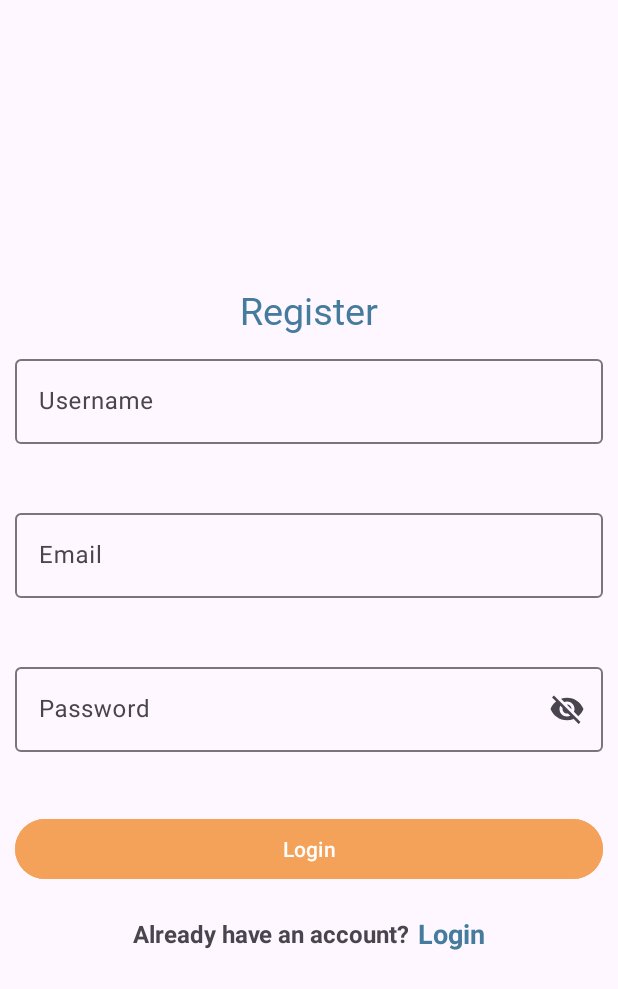
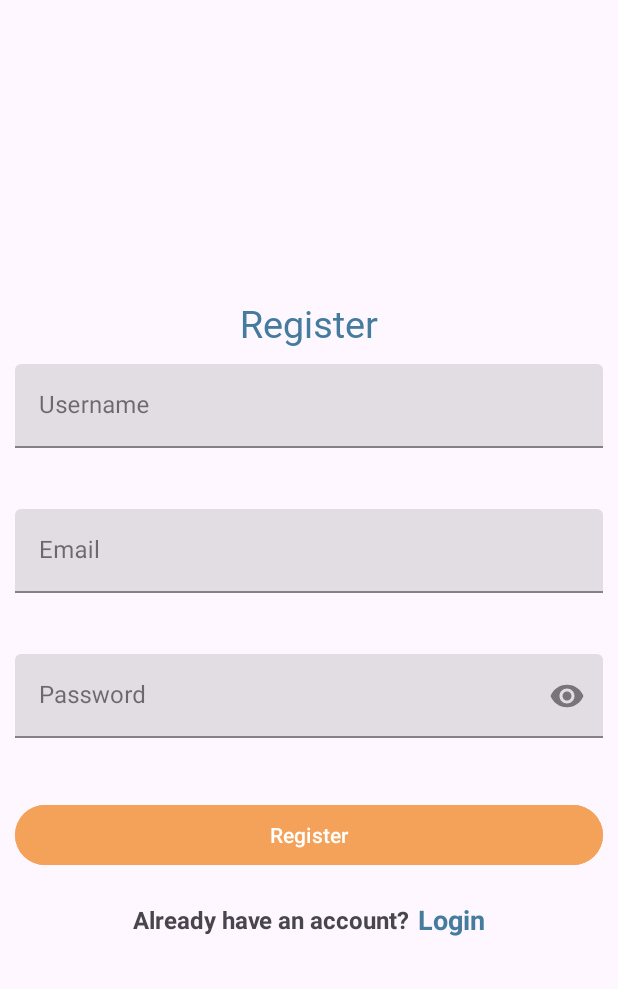
Before and after one commit to irfan2901/KeyVault, an Android app: the RegisterFragment screen opened through its navigation route, on a phone screen of 412 x 824 dp. Shown: the top 989 px of the screen. Run offline under Robolectric (Android 15) with nearby library versions, the phone set to English and light mode, and no system bars.

Commit message:
Fixed minor things

```diff
--- a/app/build.gradle.kts
+++ b/app/build.gradle.kts
@@ -66,4 +66,6 @@ dependencies {
     implementation(libs.androidx.biometric.ktx)
     implementation(libs.androidx.activity.ktx)
     implementation(libs.androidx.core.splashscreen)
+    implementation(libs.androidx.swiperefreshlayout)
+    implementation(libs.androidx.datastore.preferences)
 }
--- a/app/src/main/java/com/keyvault/keyvault/adapters/CategoryAdapter.kt
+++ b/app/src/main/java/com/keyvault/keyvault/adapters/CategoryAdapter.kt
@@ -21,9 +21,10 @@ class CategoryAdapter(private val onCategoryItemClicked: (CategoryModel) -> Unit
             binding.categoryName.text = categoryModel.categoryName
 
             when (categoryModel.categoryName) {
+                "All" -> binding.headerImage.setImageResource(R.drawable.all)
                 "Social Media" -> binding.headerImage.setImageResource(R.drawable.social_media)
                 "Entertainment" -> binding.headerImage.setImageResource(R.drawable.entertainment)
-                "E-Commerce" -> binding.headerImage.setImageResource(R.drawable.shopping_online)
+                "E-commerce" -> binding.headerImage.setImageResource(R.drawable.shopping_online)
                 "Banking" -> binding.headerImage.setImageResource(R.drawable.banking)
                 "Work" -> binding.headerImage.setImageResource(R.drawable.work)
                 "Travel" -> binding.headerImage.setImageResource(R.drawable.travel)
--- a/app/src/main/java/com/keyvault/keyvault/fragments/HomeFragment.kt
+++ b/app/src/main/java/com/keyvault/keyvault/fragments/HomeFragment.kt
@@ -64,6 +64,12 @@ class HomeFragment : Fragment() {
         binding.floatingActionButton.setOnClickListener {
             navController.navigate(HomeFragmentDirections.actionHomeFragmentToSaveOrUpdatePasswordFragment())
         }
+
+        binding.swipeRefresh.setOnRefreshListener {
+            binding.swipeRefresh.isRefreshing = true
+            fetchCurrentUser()
+            binding.swipeRefresh.isRefreshing = false
+        }
     }
 
     override fun onResume() {
--- a/app/src/main/java/com/keyvault/keyvault/fragments/SaveOrUpdatePasswordFragment.kt
+++ b/app/src/main/java/com/keyvault/keyvault/fragments/SaveOrUpdatePasswordFragment.kt
@@ -52,6 +52,7 @@ class SaveOrUpdatePasswordFragment : Fragment() {
         observeDataChanges()
         fetchCurrentUser()
         showAllPasswords()
+        showOrHideDeleteButton()
 
         binding.backArrow.setOnClickListener {
             navController.popBackStack()
@@ -96,6 +97,11 @@ class SaveOrUpdatePasswordFragment : Fragment() {
     private fun showRecyclerView() {
         val password = args.Password
         binding.categoryRecyclerView.visibility = if (password == null) View.VISIBLE else View.GONE
+    }
+
+    private fun showOrHideDeleteButton() {
+        val password = args.Password
+        binding.deleteButton.visibility = if (password == null) View.GONE else View.VISIBLE
     }
 
     private fun setupRecyclerView() {
--- a/app/src/main/res/layout/fragment_register.xml
+++ b/app/src/main/res/layout/fragment_register.xml
@@ -58,7 +58,8 @@
             android:id="@+id/registerPasswordEt"
             android:layout_width="match_parent"
             android:layout_height="match_parent"
-            android:hint="Password" />
+            android:hint="Password"
+            android:inputType="textPassword" />
 
     </com.google.android.material.textfield.TextInputLayout>
 
@@ -66,7 +67,7 @@
         android:id="@+id/registerButton"
         android:layout_width="match_parent"
         android:layout_height="wrap_content"
-        android:text="Login"
+        android:text="Register"
         android:layout_margin="10dp"
         android:backgroundTint="#f4a259" />
 
--- a/app/src/main/res/values-night/themes.xml
+++ b/app/src/main/res/values-night/themes.xml
@@ -3,5 +3,14 @@
     <style name="Base.Theme.KeyVault" parent="Theme.Material3.DayNight.NoActionBar">
         <!-- Customize your dark theme here. -->
         <!-- <item name="colorPrimary">@color/my_dark_primary</item> -->
+        <item name="textInputStyle">@style/CustomTextInputEditText</item>
     </style>
+
+    <style name="CustomTextInputEditText" parent="Widget.MaterialComponents.TextInputLayout.FilledBox">
+        <item name="boxStrokeColor">@color/buttons</item>
+        <item name="hintEnabled">true</item>
+        <item name="hintTextColor">@color/card_selected</item>
+        <item name="hintAnimationEnabled">true</item>
+    </style>
+
 </resources>
--- a/app/src/main/res/values/themes.xml
+++ b/app/src/main/res/values/themes.xml
@@ -3,6 +3,14 @@
     <style name="Base.Theme.KeyVault" parent="Theme.Material3.DayNight.NoActionBar">
         <!-- Customize your light theme here. -->
         <!-- <item name="colorPrimary">@color/my_light_primary</item> -->
+        <item name="textInputStyle">@style/CustomTextInputEditText</item>
+    </style>
+
+    <style name="CustomTextInputEditText" parent="Widget.MaterialComponents.TextInputLayout.FilledBox">
+        <item name="boxStrokeColor">@color/buttons</item>
+        <item name="hintEnabled">true</item>
+        <item name="hintTextColor">@color/card_selected</item>
+        <item name="hintAnimationEnabled">true</item>
     </style>
 
     <style name="Theme.KeyVault" parent="Base.Theme.KeyVault" />
--- a/gradle/libs.versions.toml
+++ b/gradle/libs.versions.toml
@@ -4,6 +4,7 @@ biometric = "1.1.0"
 biometricKtx = "1.4.0-alpha02"
 cardview = "1.0.0"
 coreSplashscreen = "1.0.1"
+datastorePreferences = "1.1.1"
 fragmentKtx = "1.8.3"
 kotlin = "2.0.20"
 coreKtx = "1.13.1"
@@ -20,6 +21,7 @@ constraintlayout = "2.1.4"
 navigationFragmentKtx = "2.8.1"
 recyclerview = "1.3.2"
 retrofit = "2.11.0"
+swiperefreshlayout = "1.1.0"
 
 [libraries]
 androidx-activity-ktx = { module = "androidx.activity:activity-ktx", version.ref = "activity" }
@@ -28,6 +30,7 @@ androidx-biometric-ktx = { module = "androidx.biometric:biometric-ktx", version.
 androidx-cardview = { module = "androidx.cardview:cardview", version.ref = "cardview" }
 androidx-core-ktx = { group = "androidx.core", name = "core-ktx", version.ref = "coreKtx" }
 androidx-core-splashscreen = { module = "androidx.core:core-splashscreen", version.ref = "coreSplashscreen" }
+androidx-datastore-preferences = { module = "androidx.datastore:datastore-preferences", version.ref = "datastorePreferences" }
 androidx-fragment-ktx = { module = "androidx.fragment:fragment-ktx", version.ref = "fragmentKtx" }
 androidx-lifecycle-extensions = { module = "androidx.lifecycle:lifecycle-extensions", version.ref = "lifecycleExtensions" }
 androidx-lifecycle-livedata-ktx = { module = "androidx.lifecycle:lifecycle-livedata-ktx", version.ref = "lifecycleRuntimeKtx" }
@@ -37,6 +40,7 @@ androidx-navigation-fragment-ktx = { module = "androidx.navigation:navigation-fr
 androidx-navigation-testing = { module = "androidx.navigation:navigation-testing", version.ref = "navigationFragmentKtx" }
 androidx-navigation-ui-ktx = { module = "androidx.navigation:navigation-ui-ktx", version.ref = "navigationFragmentKtx" }
 androidx-recyclerview = { module = "androidx.recyclerview:recyclerview", version.ref = "recyclerview" }
+androidx-swiperefreshlayout = { module = "androidx.swiperefreshlayout:swiperefreshlayout", version.ref = "swiperefreshlayout" }
 converter-gson = { module = "com.squareup.retrofit2:converter-gson", version.ref = "retrofit" }
 junit = { group = "junit", name = "junit", version.ref = "junit" }
 androidx-junit = { group = "androidx.test.ext", name = "junit", version.ref = "junitVersion" }
```
Also changed, not shown: app/src/main/java/com/keyvault/keyvault/fragments/PasswordsFragment.kt (+20 -4 lines), app/src/main/res/layout/fragment_home.xml (+11 -4 lines), app/src/main/res/layout/fragment_passwords.xml (+31 -1 lines), app/src/main/res/drawable/all.png (added), app/src/main/res/drawable/not_found.png (added).
